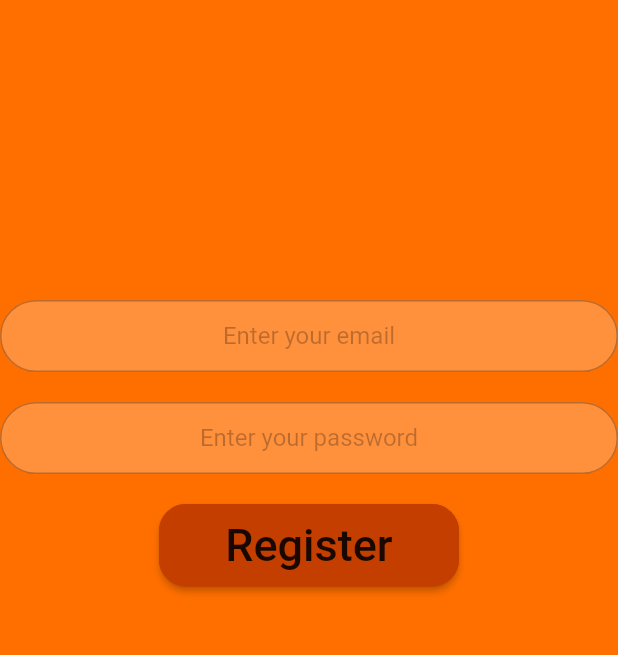
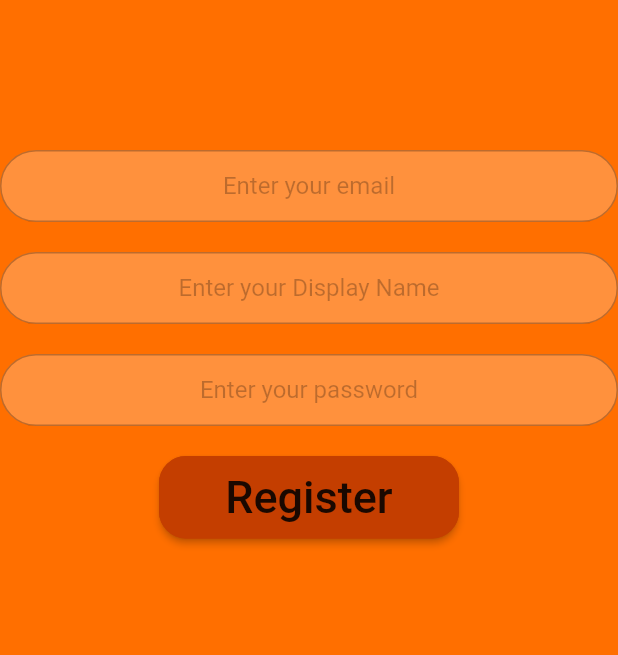
Before and after one commit to DrewMParsons/TodoFlutterApp, a Flutter app: the RegistrationScreen screen opened by its route, after a tap on "Register", on a phone screen of 412 x 824 dp, the part 165-820 px from its top. Run offline on Flutter 3.47's test engine with Material 2 defaults, Android fonts, the phone set to English and light mode, and no system bars; our stand-ins replace animated_text_kit, cloud_firestore, firebase_auth, firebase_core; accounts and stored records are empty.

Commit message:
Fixed: login/register screen cutoff by keyboard ADDED: display name to registration_screen.dart UPDATED: display name to home_screen.dart AppBar FIXED: registration_screen.dart now waits until profile is updated with display name to load home

```diff
--- a/lib/screens/home_screen.dart
+++ b/lib/screens/home_screen.dart
@@ -44,8 +44,8 @@ class _HomeScreenState extends State<HomeScreen> {
           },
         ),
         title: numberOfLists == 1
-            ? Text('${currentUser.email}  $numberOfLists List')
-            : Text('${currentUser.email}  $numberOfLists Lists'),
+            ? Text('${currentUser.displayName}  $numberOfLists List')
+            : Text('${currentUser.displayName}  $numberOfLists Lists'),
         centerTitle: true,
         backgroundColor: Theme.of(context).primaryColor,
       ),
--- a/lib/screens/login_screen.dart
+++ b/lib/screens/login_screen.dart
@@ -22,6 +22,7 @@ class _LoginScreenState extends State<LoginScreen> {
       backgroundColor: Theme.of(context).primaryColor,
       body: Padding(
         padding: EdgeInsets.all(10.0),
+        child: SingleChildScrollView(
           child: Column(
             mainAxisAlignment: MainAxisAlignment.start,
             crossAxisAlignment: CrossAxisAlignment.center,
@@ -72,8 +73,8 @@ class _LoginScreenState extends State<LoginScreen> {
                 onChanged: (value) {
                   password = value;
                 },
-              decoration:
-                  textFileDecoration.copyWith(hintText: 'Enter your password'),
+                decoration: textFileDecoration.copyWith(
+                    hintText: 'Enter your password'),
               ),
               SizedBox(
                 height: 20.0,
@@ -84,8 +85,9 @@ class _LoginScreenState extends State<LoginScreen> {
                   onPress: () async {
                     //TODO: error handling is not clean
                     try {
+                      User currentUser =
                           await Authentication().signInUser(email, password);
-                    User currentUser = Authentication().userCredential.user;
+                      //User currentUser = Authentication().userCredential.user;
                       if (currentUser != null) {
                         Navigator.pushNamed(context, HomeScreen.id,
                             arguments: {'currentUser': currentUser});
@@ -115,6 +117,7 @@ class _LoginScreenState extends State<LoginScreen> {
             ],
           ),
         ),
+      ),
     );
   }
 }
--- a/lib/screens/registration_screen.dart
+++ b/lib/screens/registration_screen.dart
@@ -15,12 +15,14 @@ class RegistrationScreen extends StatefulWidget {
 class _RegistrationScreenState extends State<RegistrationScreen> {
   String email;
   String password;
+  String displayName;
   @override
   Widget build(BuildContext context) {
     return Scaffold(
       backgroundColor: Theme.of(context).primaryColor,
       body: Padding(
         padding: const EdgeInsets.symmetric(vertical: 50.0),
+        child: SingleChildScrollView(
           child: Column(
             mainAxisAlignment: MainAxisAlignment.start,
             crossAxisAlignment: CrossAxisAlignment.center,
@@ -48,7 +50,7 @@ class _RegistrationScreenState extends State<RegistrationScreen> {
                 ],
               ),
               SizedBox(
-              height: 200.0,
+                height: 100.0,
               ),
               TextField(
                 keyboardType: TextInputType.emailAddress,
@@ -64,6 +66,19 @@ class _RegistrationScreenState extends State<RegistrationScreen> {
                 height: 20.0,
               ),
               TextField(
+                keyboardType: TextInputType.name,
+                textAlign: TextAlign.center,
+                style: TextStyle(color: Colors.black),
+                onChanged: (value) {
+                  displayName = value;
+                },
+                decoration: textFileDecoration.copyWith(
+                    hintText: 'Enter your Display Name'),
+              ),
+              SizedBox(
+                height: 20.0,
+              ),
+              TextField(
                 obscureText: true,
                 keyboardType: TextInputType.visiblePassword,
                 textAlign: TextAlign.center,
@@ -71,8 +86,8 @@ class _RegistrationScreenState extends State<RegistrationScreen> {
                 onChanged: (value) {
                   password = value;
                 },
-              decoration:
-                  textFileDecoration.copyWith(hintText: 'Enter your password'),
+                decoration: textFileDecoration.copyWith(
+                    hintText: 'Enter your password'),
               ),
               SizedBox(
                 height: 20.0,
@@ -81,12 +96,13 @@ class _RegistrationScreenState extends State<RegistrationScreen> {
                 buttonText: 'Register',
                 onPress: () async {
                   try {
-                  final newUser =
-                      await Authentication().createUser(email, password);
+                    User newUser = await Authentication()
+                        .createUser(email, password, displayName);
                     if (newUser != null) {
-                    User currentUser = newUser.user;
+                      await newUser.reload();
+                      //User currentUser = newUser.user;
                       Navigator.pushNamed(context, HomeScreen.id,
-                        arguments: {'currentUser': currentUser});
+                          arguments: {'currentUser': newUser});
                     }
                   } catch (e) {
                     print(e);
@@ -97,6 +113,7 @@ class _RegistrationScreenState extends State<RegistrationScreen> {
             ],
           ),
         ),
+      ),
     );
   }
 }
--- a/lib/util/authentication.dart
+++ b/lib/util/authentication.dart
@@ -1,9 +1,9 @@
 import 'package:firebase_auth/firebase_auth.dart';
 
 class Authentication {
-  FirebaseAuth auth = FirebaseAuth.instance;
-  UserCredential userCredential;
-  User user;
+  final FirebaseAuth auth = FirebaseAuth.instance;
+  //UserCredential userCredential;
+  //User currentUser;
   //TODO: make this user the logged in user?
 
   void signOut() {
@@ -14,11 +14,13 @@ class Authentication {
     }
   }
 
-  Future<UserCredential> createUser(String email, String password) async {
+  Future createUser(String email, String password, String displayName) async {
+    User currentUser;
     try {
-      userCredential = await auth.createUserWithEmailAndPassword(
+      UserCredential userCredential = await auth.createUserWithEmailAndPassword(
           email: email, password: password);
-      return userCredential;
+      currentUser = userCredential.user;
+      await currentUser.updateProfile(displayName: displayName);
     } on FirebaseAuthException catch (e) {
       if (e.code == 'weak-password') {
         print('The password provided is too weak.');
@@ -28,17 +30,24 @@ class Authentication {
     } catch (e) {
       print(e);
     }
-    user = userCredential.user;
-    return userCredential;
+    await currentUser.reload();
+    currentUser = auth.currentUser;
+    return currentUser;
+
+    // //User u = uc.user;
+    // u.updateProfile(displayName: displayName);
+    // await user.reload();
+    // print(user.displayName);
+    // return user;
   }
 
   //TODO: signin error handling is a bit wonky
   Future signInUser(String email, String password) async {
     try {
-      userCredential = await auth.signInWithEmailAndPassword(
+      UserCredential userCredential = await auth.signInWithEmailAndPassword(
           email: email, password: password);
-      user = userCredential.user;
-      return userCredential;
+      User currentUser = userCredential.user;
+      return currentUser;
     } on FirebaseAuthException catch (e) {
       throw Exception(e.message);
     }
```
Lines whose indentation alone changed are shown as unchanged.
